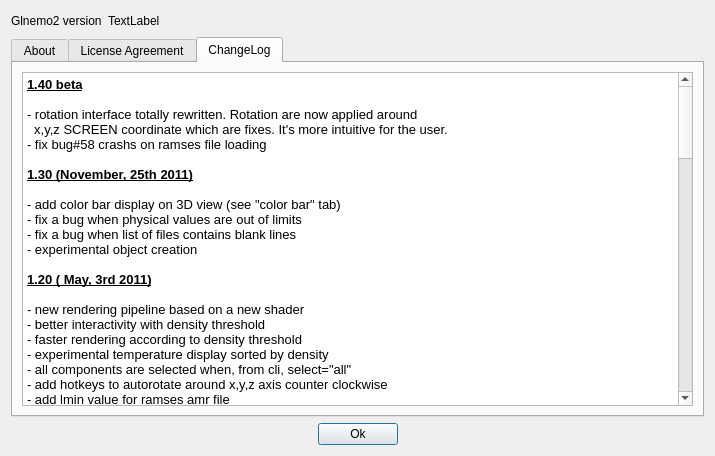
Before: the Qt Designer form usr/jcl/glnemo2/src/formabout.ui in teuben/nemo, drawn with Qt 5.
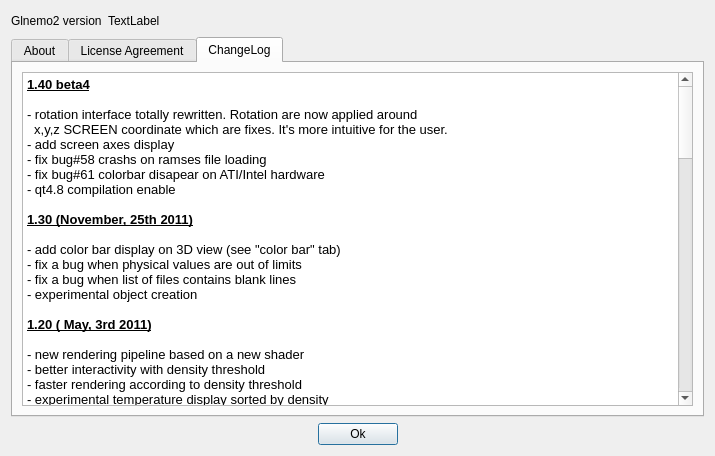
After: the same form once the commit is applied. Icons and pictures are not drawn.

Commit message: update to release 1.40beta4

What changed in the file:
```diff
--- a/usr/jcl/glnemo2/src/formabout.ui
+++ b/usr/jcl/glnemo2/src/formabout.ui
@@ -1057,11 +1057,14 @@
 &lt;table border=&quot;0&quot; style=&quot;-qt-table-type: root; margin-top:4px; margin-bottom:4px; margin-left:4px; margin-right:4px;&quot;&gt;
 &lt;tr&gt;
 &lt;td style=&quot;border: none;&quot;&gt;
-&lt;p style=&quot; margin-top:0px; margin-bottom:0px; margin-left:0px; margin-right:0px; -qt-block-indent:0; text-indent:0px;&quot;&gt;&lt;span style=&quot; font-size:10pt; font-weight:600; text-decoration: underline;&quot;&gt;1.40 beta&lt;/span&gt;&lt;/p&gt;
+&lt;p style=&quot; margin-top:0px; margin-bottom:0px; margin-left:0px; margin-right:0px; -qt-block-indent:0; text-indent:0px;&quot;&gt;&lt;span style=&quot; font-size:10pt; font-weight:600; text-decoration: underline;&quot;&gt;1.40 beta4&lt;/span&gt;&lt;/p&gt;
 &lt;p style=&quot;-qt-paragraph-type:empty; margin-top:0px; margin-bottom:0px; margin-left:0px; margin-right:0px; -qt-block-indent:0; text-indent:0px; font-size:10pt;&quot;&gt;&lt;/p&gt;
 &lt;p style=&quot; margin-top:0px; margin-bottom:0px; margin-left:0px; margin-right:0px; -qt-block-indent:0; text-indent:0px;&quot;&gt;&lt;span style=&quot; font-size:10pt;&quot;&gt;- rotation interface totally rewritten. Rotation are now applied around&lt;/span&gt;&lt;/p&gt;
 &lt;p style=&quot; margin-top:0px; margin-bottom:0px; margin-left:0px; margin-right:0px; -qt-block-indent:0; text-indent:0px;&quot;&gt;&lt;span style=&quot; font-size:10pt;&quot;&gt;  x,y,z SCREEN coordinate which are fixes. It's more intuitive for the user.&lt;/span&gt;&lt;/p&gt;
+&lt;p style=&quot; margin-top:0px; margin-bottom:0px; margin-left:0px; margin-right:0px; -qt-block-indent:0; text-indent:0px;&quot;&gt;&lt;span style=&quot; font-size:10pt;&quot;&gt;- add screen axes display&lt;/span&gt;&lt;/p&gt;
 &lt;p style=&quot; margin-top:0px; margin-bottom:0px; margin-left:0px; margin-right:0px; -qt-block-indent:0; text-indent:0px;&quot;&gt;&lt;span style=&quot; font-size:10pt;&quot;&gt;- fix bug#58 crashs on ramses file loading&lt;/span&gt;&lt;/p&gt;
+&lt;p style=&quot; margin-top:0px; margin-bottom:0px; margin-left:0px; margin-right:0px; -qt-block-indent:0; text-indent:0px;&quot;&gt;&lt;span style=&quot; font-size:10pt;&quot;&gt;- fix bug#61 colorbar disapear on ATI/Intel hardware&lt;/span&gt;&lt;/p&gt;
+&lt;p style=&quot; margin-top:0px; margin-bottom:0px; margin-left:0px; margin-right:0px; -qt-block-indent:0; text-indent:0px;&quot;&gt;&lt;span style=&quot; font-size:10pt;&quot;&gt;- qt4.8 compilation enable&lt;/span&gt;&lt;/p&gt;
 &lt;p style=&quot;-qt-paragraph-type:empty; margin-top:0px; margin-bottom:0px; margin-left:0px; margin-right:0px; -qt-block-indent:0; text-indent:0px; font-size:10pt; font-weight:600; text-decoration: underline;&quot;&gt;&lt;/p&gt;
 &lt;p style=&quot; margin-top:0px; margin-bottom:0px; margin-left:0px; margin-right:0px; -qt-block-indent:0; text-indent:0px;&quot;&gt;&lt;span style=&quot; font-size:10pt; font-weight:600; text-decoration: underline;&quot;&gt;1.30 (November, 25th 2011)&lt;/span&gt;&lt;/p&gt;
 &lt;p style=&quot;-qt-paragraph-type:empty; margin-top:0px; margin-bottom:0px; margin-left:0px; margin-right:0px; -qt-block-indent:0; text-indent:0px; font-size:10pt;&quot;&gt;&lt;/p&gt;
```
The commit also changes 10 other files.
